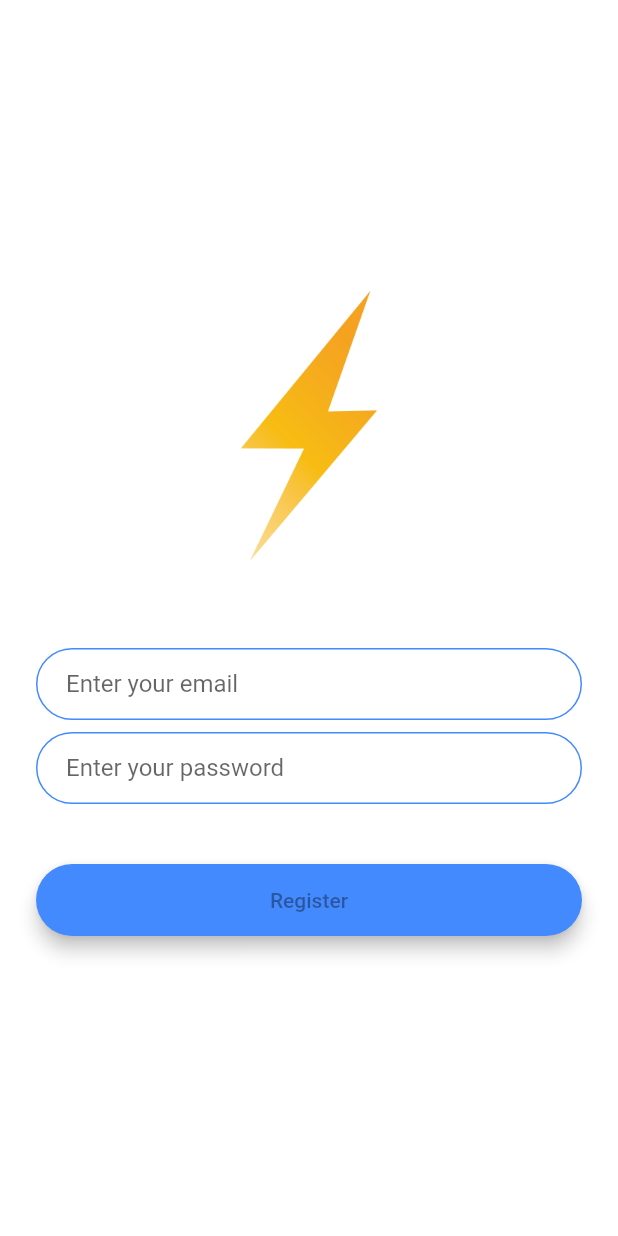
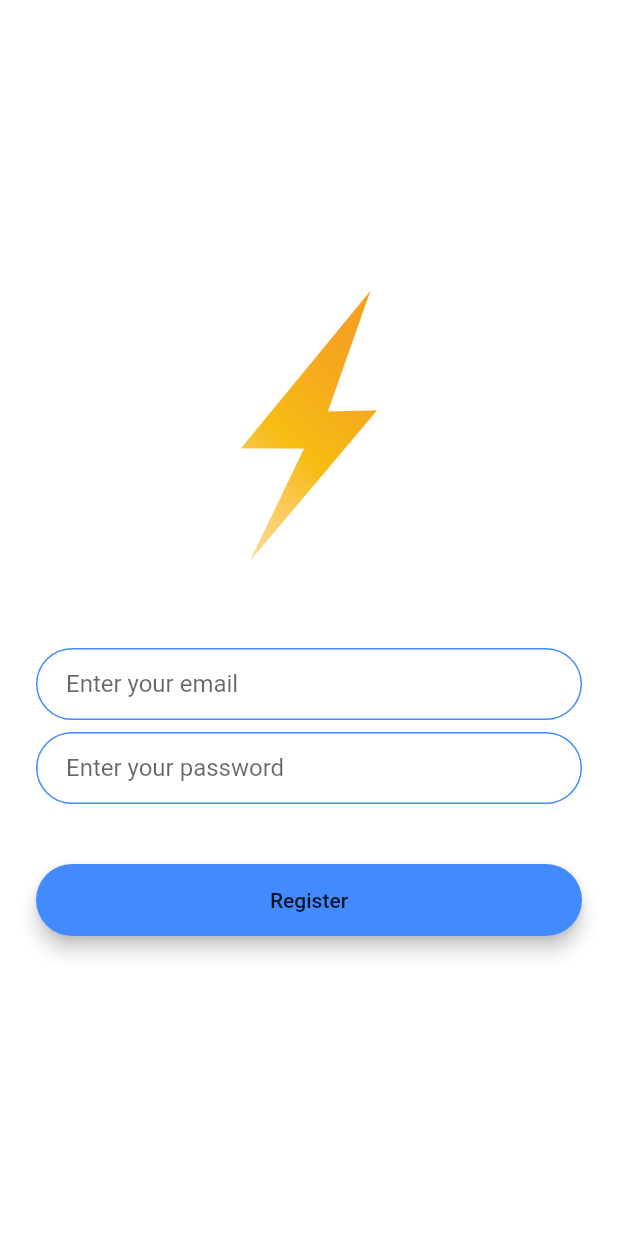
Before and after one commit to Flyview16/flashchat, a Flutter app: the RegistrationScreen screen opened by its route, on a phone screen of 412 x 824 dp. Run offline on Flutter 3.47's test engine with Material 2 defaults, Android fonts, the phone set to English and light mode, and no system bars; our stand-ins replace animated_text_kit.

Commit message:
change made to rounded button

```diff
--- a/flash_chat/lib/components/rounded_button.dart
+++ b/flash_chat/lib/components/rounded_button.dart
@@ -2,21 +2,26 @@ import 'package:flutter/material.dart';
 
 class RoundedButton extends StatelessWidget {
   const RoundedButton(
-      {required this.color, required this.title, this.onPressed});
+      {super.key,
+      required this.color,
+      required this.title,
+      required this.onPressed});
   final Color color;
   final String title;
-  final Function? onPressed;
+  final Function onPressed;
 
   @override
   Widget build(BuildContext context) {
     return Padding(
-      padding: EdgeInsets.symmetric(vertical: 16.0),
+      padding: const EdgeInsets.symmetric(vertical: 16.0),
       child: Material(
         elevation: 5.0,
         color: color,
         borderRadius: BorderRadius.circular(30.0),
         child: MaterialButton(
-          onPressed: onPressed!(),
+          onPressed: () {
+            onPressed();
+          },
           minWidth: 200.0,
           height: 42.0,
           child: Text(
```
Also changed, not shown: flash_chat/lib/screens/welcome_screen.dart (+7 -7 lines).
